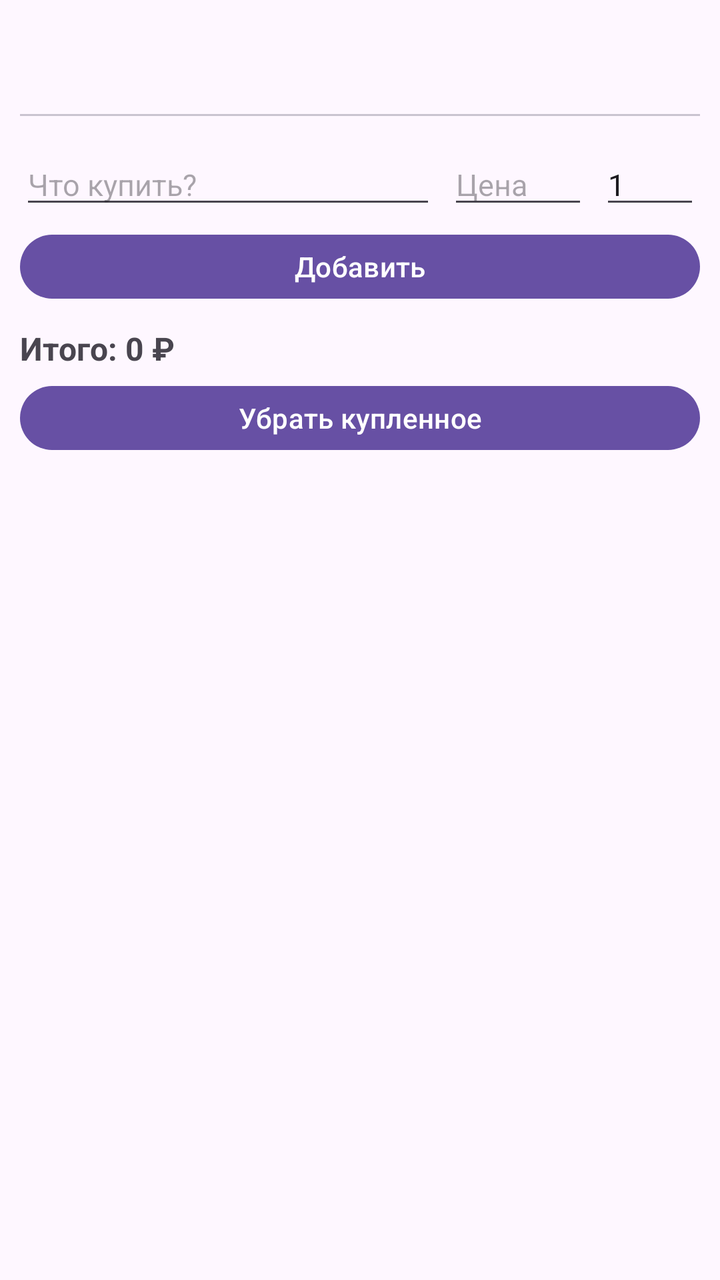
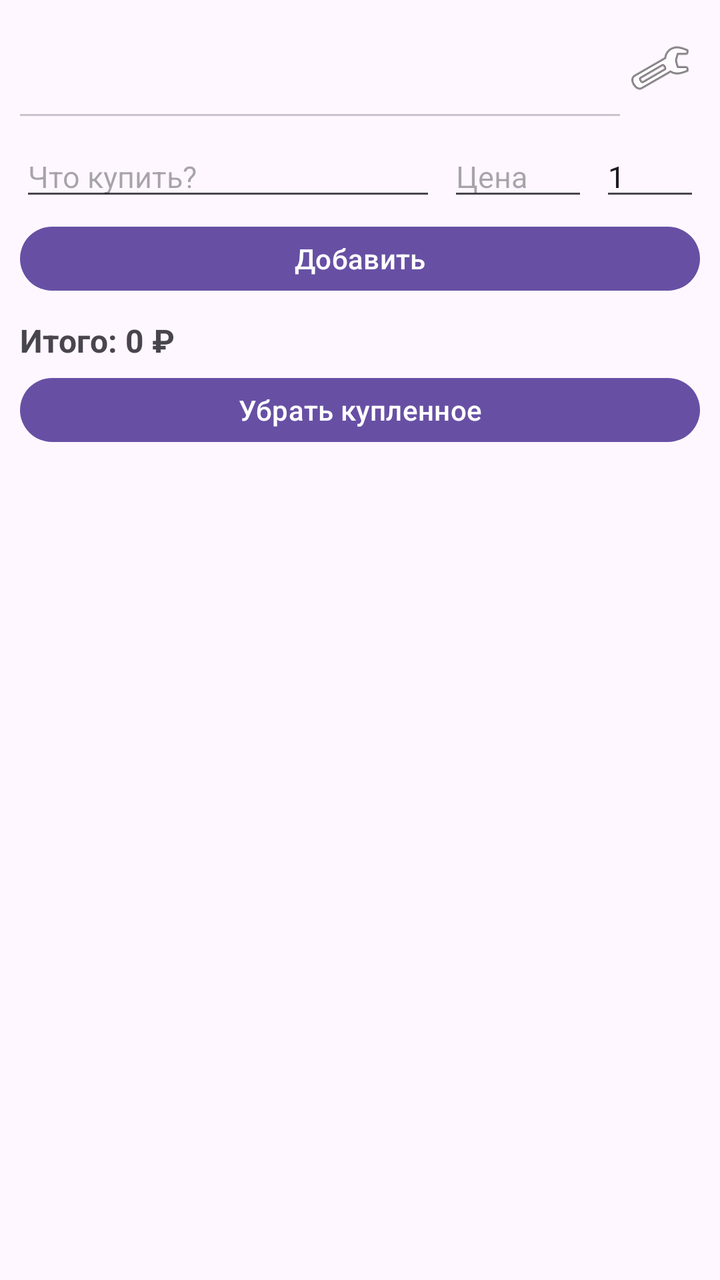

Screens rendered from an Android XML layout before and after an edit, with the pre-edit source and the edit as a unified diff.
<!-- AndroidManifest.xml: application theme Theme.Material3.DayNight -->
<!-- res/layout/activity_main.xml -->
<?xml version="1.0" encoding="utf-8"?>
<androidx.core.widget.NestedScrollView
    xmlns:android="http://schemas.android.com/apk/res/android"
    xmlns:app="http://schemas.android.com/apk/res-auto"
    android:id="@+id/rootLayout"
    android:layout_width="match_parent"
    android:layout_height="match_parent"
    android:fillViewport="true">

    <LinearLayout
        android:layout_width="match_parent"
        android:layout_height="wrap_content"
        android:orientation="vertical"
        android:padding="10dp">

        <com.google.android.material.tabs.TabLayout
            android:id="@+id/tabLayout"
            android:layout_width="match_parent"
            android:layout_height="wrap_content"
            android:layout_marginBottom="4dp"
            app:tabMode="scrollable" />

        <HorizontalScrollView
            android:layout_width="match_parent"
            android:layout_height="wrap_content"
            android:layout_marginTop="4dp"
            android:scrollbars="none">

            <com.google.android.material.chip.ChipGroup
                android:id="@+id/chipGroup"
                android:layout_width="wrap_content"
                android:layout_height="wrap_content"
                app:singleSelection="true"
                app:selectionRequired="true"
                app:singleLine="true"
                app:chipSpacingHorizontal="6dp" />
        </HorizontalScrollView>

        <LinearLayout
            android:layout_width="match_parent"
            android:layout_height="wrap_content"
            android:orientation="horizontal"
            android:layout_marginTop="6dp"
            android:gravity="center_vertical">

            <AutoCompleteTextView
                android:id="@+id/editItem"
                android:layout_width="0dp"
                android:layout_height="wrap_content"
                android:layout_weight="1"
                android:hint="@string/hint_new_item"
                android:completionThreshold="1"
                android:inputType="textCapSentences"
                android:imeOptions="actionDone"
                android:textSize="15sp"
                android:maxLines="1" />

            <EditText
                android:id="@+id/editPrice"
                android:layout_width="70dp"
                android:layout_height="wrap_content"
                android:layout_marginStart="6dp"
                android:hint="@string/hint_price"
                android:inputType="numberDecimal"
                android:textSize="15sp"
                android:maxLines="1" />

            <EditText
                android:id="@+id/editQuantity"
                android:layout_width="50dp"
                android:layout_height="wrap_content"
                android:layout_marginStart="6dp"
                android:hint="@string/hint_qty"
                android:inputType="number"
                android:text="1"
                android:textSize="15sp"
                android:maxLines="1" />
        </LinearLayout>

        <Button
            android:id="@+id/btnAdd"
            android:layout_width="match_parent"
            android:layout_height="wrap_content"
            android:layout_marginTop="4dp"
            android:minHeight="40dp"
            android:text="@string/add" />

        <androidx.recyclerview.widget.RecyclerView
            android:id="@+id/recycler"
            android:layout_width="match_parent"
            android:layout_height="wrap_content"
            android:nestedScrollingEnabled="false"
            android:layout_marginTop="4dp" />

        <TextView
            android:id="@+id/textTotal"
            android:layout_width="match_parent"
            android:layout_height="wrap_content"
            android:paddingTop="6dp"
            android:paddingBottom="4dp"
            android:textSize="16sp"
            android:textStyle="bold"
            android:text="@string/total_zero" />

        <Button
            android:id="@+id/btnClearDone"
            android:layout_width="match_parent"
            android:layout_height="wrap_content"
            android:minHeight="40dp"
            android:text="@string/clear_done" />
    </LinearLayout>
</androidx.core.widget.NestedScrollView>
<!-- resources referenced by this layout -->
<resources>
  <string name="add">Добавить</string>
  <string name="clear_done">Убрать купленное</string>
  <string name="hint_new_item">Что купить?</string>
  <string name="hint_price">Цена</string>
  <string name="hint_qty">Кол-во</string>
  <string name="total_zero">Итого: 0 ₽</string>
</resources>

<!-- the commit's change to res/layout/activity_main.xml (unified diff, before → after) -->
@@ -13,12 +13,28 @@
         android:orientation="vertical"
         android:padding="10dp">
 
-        <com.google.android.material.tabs.TabLayout
-            android:id="@+id/tabLayout"
+        <LinearLayout
             android:layout_width="match_parent"
             android:layout_height="wrap_content"
-            android:layout_marginBottom="4dp"
-            app:tabMode="scrollable" />
+            android:orientation="horizontal"
+            android:gravity="center_vertical">
+
+            <com.google.android.material.tabs.TabLayout
+                android:id="@+id/tabLayout"
+                android:layout_width="0dp"
+                android:layout_height="wrap_content"
+                android:layout_weight="1"
+                app:tabMode="scrollable" />
+
+            <ImageButton
+                android:id="@+id/btnSettings"
+                android:layout_width="40dp"
+                android:layout_height="40dp"
+                android:background="?attr/selectableItemBackgroundBorderless"
+                android:contentDescription="@string/settings"
+                android:src="@android:drawable/ic_menu_manage"
+                android:scaleType="centerInside" />
+        </LinearLayout>
 
         <HorizontalScrollView
             android:layout_width="match_parent"
